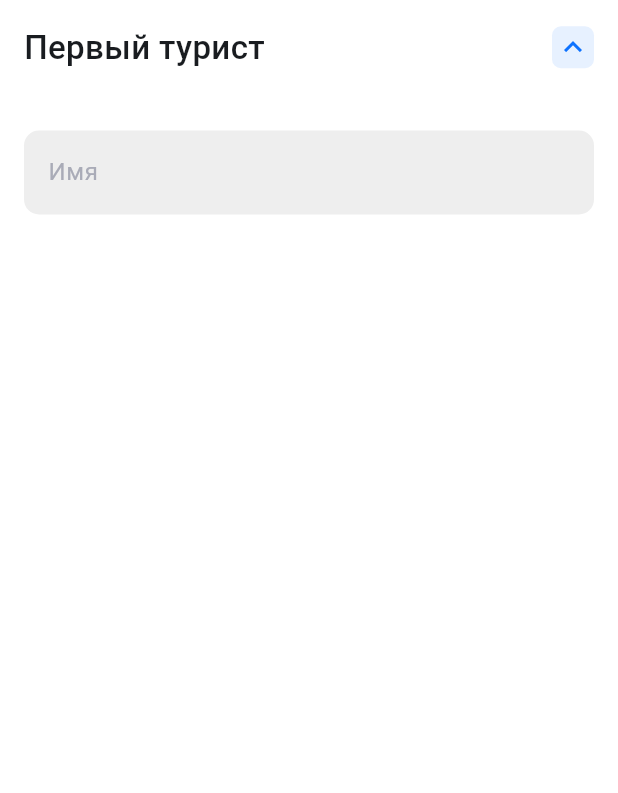
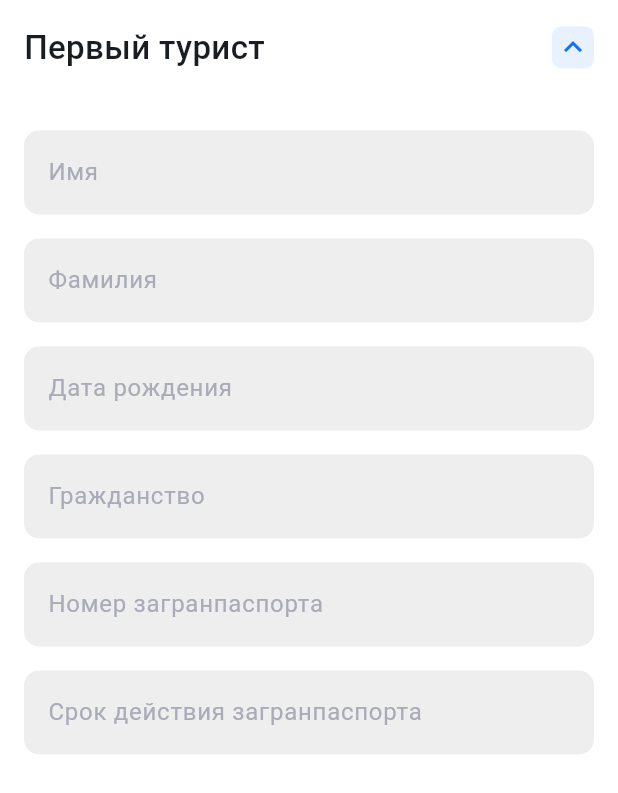
Before and after one commit to Zakirov-Yuriy/firebase_zak_db, a Flutter app: the TouristtWidget widget shown alone on an empty page, opened directly, after a tap on "Первый турист", on a phone screen of 412 x 824 dp. Shown: the top 793 px of the screen. Run offline on Flutter 3.47's test engine with Material 3 defaults, Android fonts, the light colour scheme and no system bars; our stand-ins replace firebase_core; accounts and stored records are empty; network calls fail; Roboto replaces fonts that are missing (SFProDisplay).

Commit message:
code comments

```diff
--- a/lib/widgets/reservations_page_widgets/tourist_wudget.dart
+++ b/lib/widgets/reservations_page_widgets/tourist_wudget.dart
@@ -10,7 +10,7 @@ class TouristtWidget extends StatefulWidget {
 }
 
 class _TouristtWidgetState extends State<TouristtWidget> {
-  bool _isExpanded = false; // Флаг для определения раскрытия виджета
+  bool _isExpanded = false; // Флаг для определения, развернут ли виджет
 
   @override
   Widget build(BuildContext context) {
@@ -21,13 +21,14 @@ class _TouristtWidgetState extends State<TouristtWidget> {
       ),
       child: Column(
         children: [
+          // Верхняя часть виджета с возможностью разворачивания/сворачивания
           Padding(
             padding: const EdgeInsets.only(bottom: 8),
             child: InkWell(
               onTap: () {
                 setState(() {
                   _isExpanded =
-                      !_isExpanded; // Изменяем состояние флага при нажатии
+                      !_isExpanded; // Изменяем состояние развернутости виджета
                 });
               },
               child: Container(
@@ -37,14 +38,16 @@ class _TouristtWidgetState extends State<TouristtWidget> {
                   child: Row(
                     mainAxisAlignment: MainAxisAlignment.spaceBetween,
                     children: [
+                      // Заголовок виджета
                       Text(
-                        widget.title, // Отображаем заголовок виджета
+                        widget.title,
                         style: const TextStyle(
                           fontSize: 22,
                           fontFamily: 'SFProDisplay',
                           fontWeight: FontWeight.w500,
                         ),
                       ),
+                      // Иконка для сворачивания/разворачивания виджета
                       Container(
                         padding: const EdgeInsets.all(2),
                         decoration: BoxDecoration(
@@ -52,10 +55,7 @@ class _TouristtWidgetState extends State<TouristtWidget> {
                           borderRadius: BorderRadius.circular(6),
                         ),
                         child: Icon(
-                          _isExpanded
-                              ? Icons.expand_less
-                              : Icons
-                                  .expand_more, // Иконка для сворачивания/раскрытия виджета
+                          _isExpanded ? Icons.expand_less : Icons.expand_more,
                           color: AppColors.blueColor,
                         ),
                       ),
@@ -65,15 +65,17 @@ class _TouristtWidgetState extends State<TouristtWidget> {
               ),
             ),
           ),
-          if (_isExpanded) // Если виджет раскрыт, отображаем дополнительные поля
+          // Развернутая часть виджета с полями для ввода информации о туристе
+          if (_isExpanded)
             Padding(
               padding: const EdgeInsets.only(right: 16, left: 16, top: 16),
               child: Column(
                 crossAxisAlignment: CrossAxisAlignment.start,
                 children: [
+                  // Поля для ввода информации о туристе
                   TextFormField(
                     decoration: InputDecoration(
-                      labelText: 'Имя', // Поле ввода для имени туриста
+                      labelText: 'Имя',
                       hintText: 'Введите имя',
                       hintStyle:
                           const TextStyle(color: AppColors.labelStyleColor),
@@ -87,8 +89,93 @@ class _TouristtWidgetState extends State<TouristtWidget> {
                       ),
                     ),
                   ),
-                  const SizedBox(height: 16), // Промежуток между полями
-                  // Аналогично остальные поля для ввода информации о туристе
+                  const SizedBox(height: 16),
+                  TextFormField(
+                    decoration: InputDecoration(
+                      labelText: 'Фамилия',
+                      hintText: 'Введите фамилию',
+                      hintStyle:
+                          const TextStyle(color: AppColors.labelStyleColor),
+                      labelStyle:
+                          const TextStyle(color: AppColors.labelStyleColor),
+                      filled: true,
+                      fillColor: Colors.grey[200],
+                      border: OutlineInputBorder(
+                        borderRadius: BorderRadius.circular(10.0),
+                        borderSide: BorderSide.none,
+                      ),
+                    ),
+                  ),
+                  const SizedBox(height: 16),
+                  TextFormField(
+                    decoration: InputDecoration(
+                      labelText: 'Дата рождения',
+                      hintText: 'Введите дату рождения',
+                      hintStyle:
+                          const TextStyle(color: AppColors.labelStyleColor),
+                      labelStyle:
+                          const TextStyle(color: AppColors.labelStyleColor),
+                      filled: true,
+                      fillColor: Colors.grey[200],
+                      border: OutlineInputBorder(
+                        borderRadius: BorderRadius.circular(10.0),
+                        borderSide: BorderSide.none,
+                      ),
+                    ),
+                    keyboardType: TextInputType.datetime,
+                  ),
+                  const SizedBox(height: 16),
+                  TextFormField(
+                    decoration: InputDecoration(
+                      labelText: 'Гражданство',
+                      hintText: 'Введите гражданство',
+                      hintStyle:
+                          const TextStyle(color: AppColors.labelStyleColor),
+                      labelStyle:
+                          const TextStyle(color: AppColors.labelStyleColor),
+                      filled: true,
+                      fillColor: Colors.grey[200],
+                      border: OutlineInputBorder(
+                        borderRadius: BorderRadius.circular(10.0),
+                        borderSide: BorderSide.none,
+                      ),
+                    ),
+                  ),
+                  const SizedBox(height: 16),
+                  TextFormField(
+                    decoration: InputDecoration(
+                      labelText: 'Номер загранпаспорта',
+                      hintText: 'Введите номер загранпаспорта',
+                      hintStyle:
+                          const TextStyle(color: AppColors.labelStyleColor),
+                      labelStyle:
+                          const TextStyle(color: AppColors.labelStyleColor),
+                      filled: true,
+                      fillColor: Colors.grey[200],
+                      border: OutlineInputBorder(
+                        borderRadius: BorderRadius.circular(10.0),
+                        borderSide: BorderSide.none,
+                      ),
+                    ),
+                  ),
+                  const SizedBox(height: 16),
+                  TextFormField(
+                    decoration: InputDecoration(
+                      labelText: 'Срок действия загранпаспорта',
+                      hintText: 'Введите срок действия загранпаспорта',
+                      hintStyle:
+                          const TextStyle(color: AppColors.labelStyleColor),
+                      labelStyle:
+                          const TextStyle(color: AppColors.labelStyleColor),
+                      filled: true,
+                      fillColor: Colors.grey[200],
+                      border: OutlineInputBorder(
+                        borderRadius: BorderRadius.circular(10.0),
+                        borderSide: BorderSide.none,
+                      ),
+                    ),
+                  ),
+                  const SizedBox(height: 16),
                 ],
               ),
             ),
```
